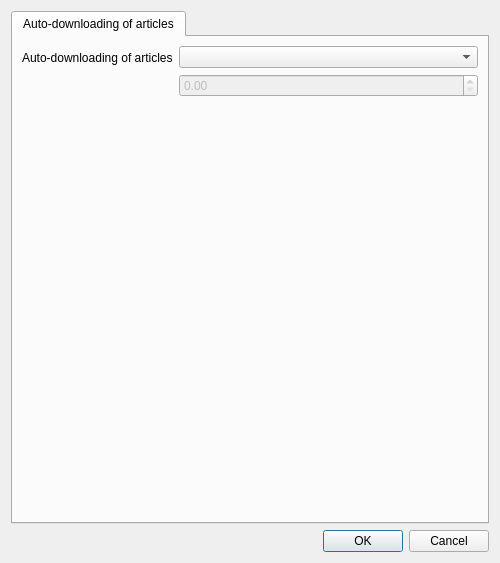
Old version of the form src/librssguard/services/abstract/gui/formfeeddetails.ui in the repository norbusan/rssguard-debian.
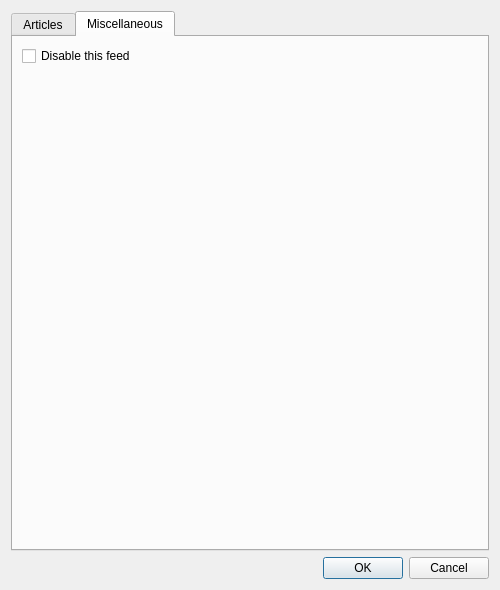
New version of the form. The open tabs and pages were chosen to show the change. Custom widgets are drawn as their Qt base class.

Patch:
```diff
--- a/src/librssguard/services/abstract/gui/formfeeddetails.ui
+++ b/src/librssguard/services/abstract/gui/formfeeddetails.ui
@@ -7,7 +7,7 @@
     <x>0</x>
     <y>0</y>
     <width>500</width>
-    <height>563</height>
+    <height>590</height>
    </rect>
   </property>
   <property name="windowTitle">
@@ -21,7 +21,7 @@
      </property>
      <widget class="QWidget" name="tabUpdating">
       <attribute name="title">
-       <string>Auto-downloading of articles</string>
+       <string>Articles</string>
       </attribute>
       <layout class="QFormLayout" name="formLayout">
        <item row="0" column="0">
@@ -52,6 +52,27 @@
          </item>
         </layout>
        </item>
+       <item row="1" column="0" colspan="2">
+        <widget class="QCheckBox" name="m_cbOpenArticlesAutomatically">
+         <property name="text">
+          <string>Open articles via their URL automatically</string>
+         </property>
+        </widget>
+       </item>
+      </layout>
+     </widget>
+     <widget class="QWidget" name="tabMisc">
+      <attribute name="title">
+       <string>Miscellaneous</string>
+      </attribute>
+      <layout class="QFormLayout" name="formLayout_2">
+       <item row="0" column="0" colspan="2">
+        <widget class="QCheckBox" name="m_cbDisableFeed">
+         <property name="text">
+          <string>Disable this feed</string>
+         </property>
+        </widget>
+       </item>
       </layout>
      </widget>
     </widget>
```
Left out of the diff: 4 changed lines with no effect on the pictures.
